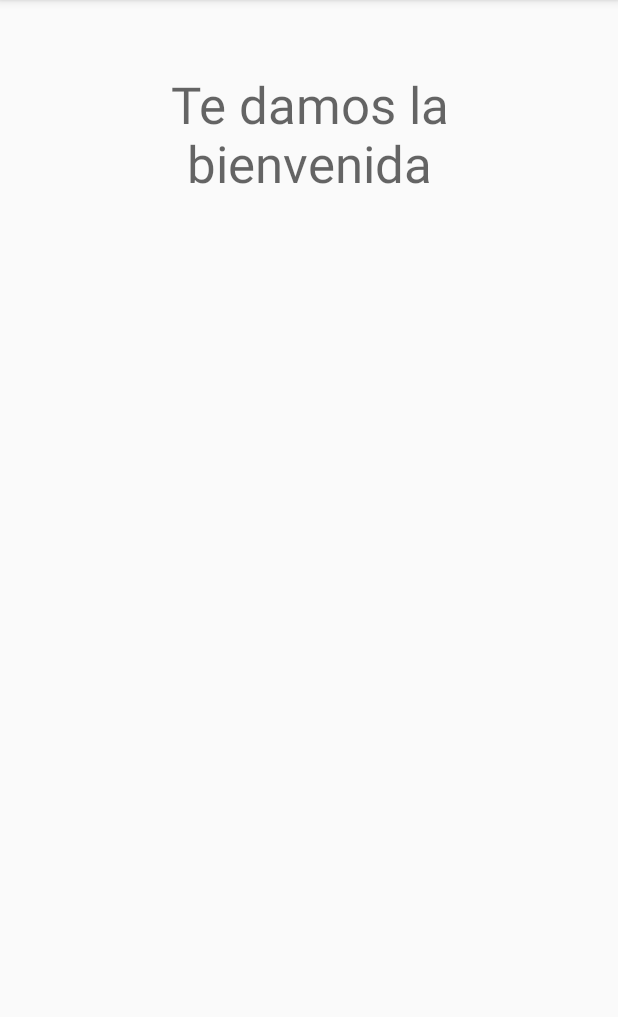
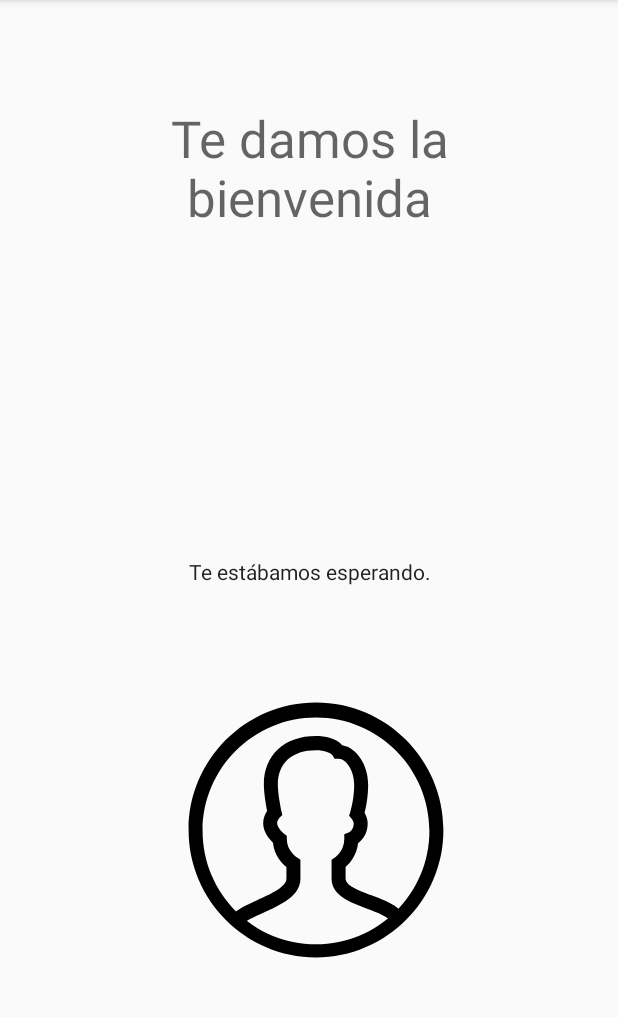
Before and after one commit to fmandujano/AndroidApp, an Android app: the fragment Welcome shown on its own in the app's theme, on a phone screen of 412 x 824 dp, the part 84-1101 px from its top. Run offline under Robolectric (Android 15) with nearby library versions, the phone set to English and light mode, and no system bars.

Commit message:
Cambia ActivityMain para que use un navigation host, pantalla de login y actualzia gradle para que funcione el DataBinding

```diff
--- a/app/build.gradle
+++ b/app/build.gradle
@@ -4,7 +4,7 @@ apply plugin: 'kotlin-android-extensions'
 
 android {
     compileSdkVersion 29
-    buildToolsVersion "29.0.0"
+    buildToolsVersion "29.0.2"
 
     defaultConfig {
         applicationId "com.sae.miapp"
@@ -21,6 +21,10 @@ android {
             minifyEnabled false
             proguardFiles getDefaultProguardFile('proguard-android-optimize.txt'), 'proguard-rules.pro'
         }
+    }
+
+    buildFeatures{
+        dataBinding true
     }
 
 // To inline the bytecode built with JVM target 1.8 into
--- a/app/src/main/res/layout/welcome.xml
+++ b/app/src/main/res/layout/welcome.xml
@@ -22,8 +22,8 @@
 
     <TextView
         android:id="@+id/textView3"
-        android:layout_width="200dp"
-        android:layout_height="109dp"
+        android:layout_width="196dp"
+        android:layout_height="60dp"
         android:layout_marginBottom="40dp"
         android:gravity="center_vertical"
         android:text="Te estábamos esperando."
@@ -35,9 +35,14 @@
 
     <ImageView
         android:id="@+id/imageView2"
-        android:layout_width="wrap_content"
-        android:layout_height="wrap_content"
-        tools:layout_editor_absoluteX="96dp"
-        tools:layout_editor_absoluteY="325dp"
-        tools:srcCompat="@tools:sample/avatars" />
+        android:layout_width="173dp"
+        android:layout_height="204dp"
+        app:layout_constraintBottom_toBottomOf="parent"
+        app:layout_constraintEnd_toEndOf="parent"
+        app:layout_constraintHorizontal_bias="0.52"
+        app:layout_constraintStart_toStartOf="parent"
+        app:layout_constraintTop_toTopOf="parent"
+        app:layout_constraintVertical_bias="0.8"
+        app:srcCompat="@drawable/avatar"
+        tools:srcCompat="@drawable/avatar" />
 </androidx.constraintlayout.widget.ConstraintLayout>
--- a/build.gradle
+++ b/build.gradle
@@ -8,7 +8,7 @@ buildscript {
 
     }
     dependencies {
-        classpath 'com.android.tools.build:gradle:3.6.2'
+        classpath 'com.android.tools.build:gradle:4.1.1'
         classpath "org.jetbrains.kotlin:kotlin-gradle-plugin:$kotlin_version"
 
         // NOTE: Do not place your application dependencies here; they belong
```
Also changed, not shown: app/src/main/java/com/sae/miapp/Login.kt (added, +54 -0 lines), app/src/main/java/com/sae/miapp/MainActivity.kt (+0 -13 lines), app/src/main/res/layout/activity_main.xml (+7 -80 lines), app/src/main/res/layout/content_main.xml (deleted, +0 -19 lines), app/src/main/res/layout/login.xml (added, +97 -0 lines), app/src/main/res/navigation/navigation.xml (+14 -8 lines), gradle/wrapper/gradle-wrapper.properties.
